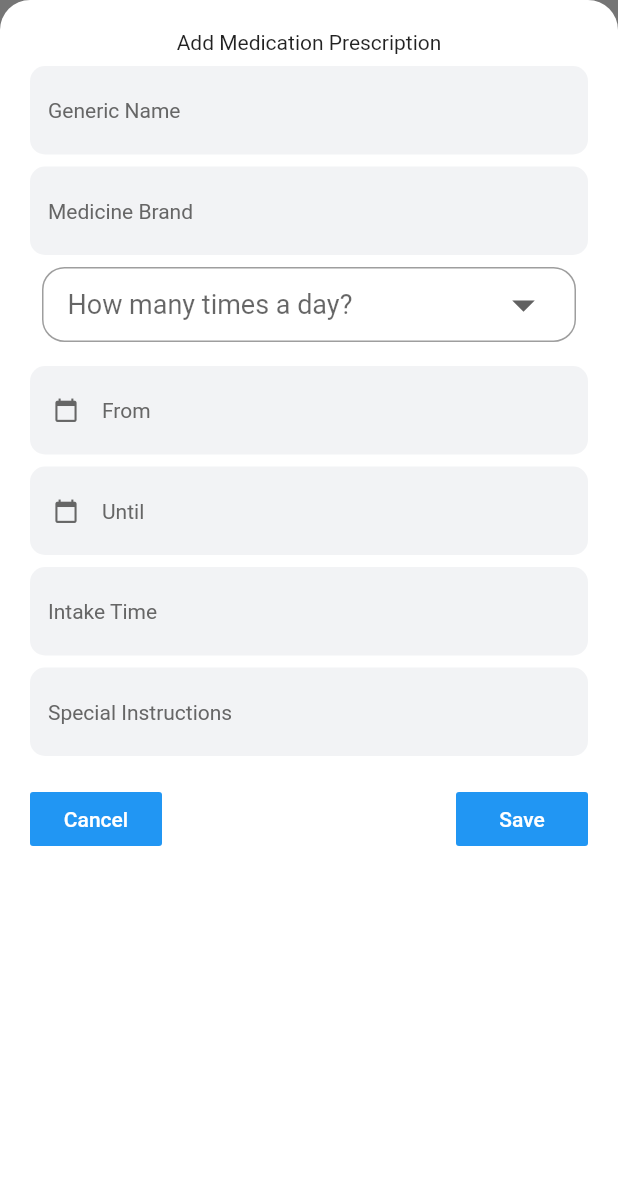
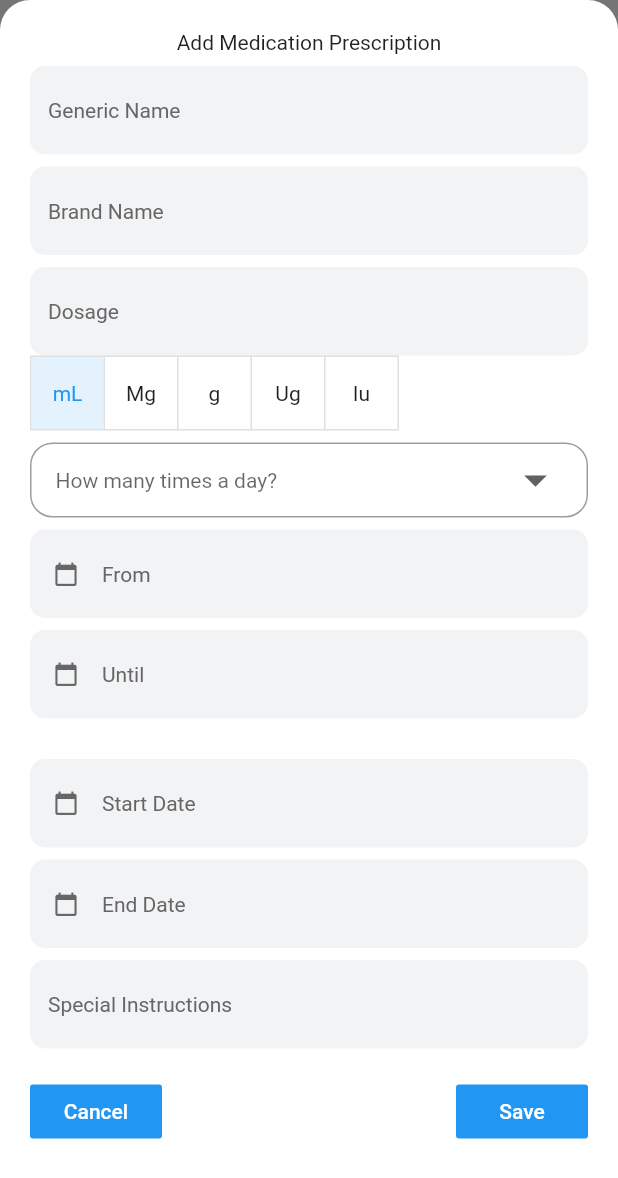
Before and after one commit to Enrickzz/Capstone-Project, a Flutter app: what add_medication_prescription() shows on an empty page, opened directly, on a phone screen of 412 x 824 dp. Shown: the top 1178 px of the screen. Run offline on Flutter 3.47's test engine with Material 2 defaults, Android fonts, the phone set to English and light mode, and no system bars; our stand-ins replace cloud_firestore, file_picker, firebase_auth, firebase_core, firebase_database, firebase_storage and 6 more; missing offline and left inert: flutter_facebook_auth, flutter_login_facebook, gender_picker; accounts and stored records are empty; Roboto replaces fonts that are missing (Roboto-Light.ttf).

Commit message:
add medication prescription

```diff
--- a/lib/data_inputs/add_medication_prescription.dart
+++ b/lib/data_inputs/add_medication_prescription.dart
@@ -44,10 +44,11 @@ class _addMedicationPrescriptionState extends State<add_medication_prescription>
     '1', '2', '3','4'
   ];
   double _currentSliderValue = 1;
+  List <bool> isSelected = [true, false, false, false, false];
 
   DateTimeRange dateRange;
 
-  String getForm(){
+  String getFrom(){
     if(dateRange == null){
       return 'From';
     }
@@ -151,16 +152,95 @@ class _addMedicationPrescriptionState extends State<add_medication_prescription>
                           color: Color(0xFF666666),
                           fontFamily: defaultFontFamily,
                           fontSize: defaultFontSize),
-                      hintText: "Medicine Brand",
+                      hintText: "Brand Name",
                     ),
-                    validator: (val) => val.isEmpty ? 'Enter Branded Name' : null,
+                    validator: (val) => val.isEmpty ? 'Enter Brand Name' : null,
                     onChanged: (val){
                       setState(() => branded_name = val);
                     },
                   ),
+                  SizedBox(height: 8.0),
+                  TextFormField(
+                    // controller: unitValue,
+                    showCursor: true,
+                    decoration: InputDecoration(
+                      border: OutlineInputBorder(
+                        borderRadius: BorderRadius.all(Radius.circular(10.0)),
+                        borderSide: BorderSide(
+                          width:0,
+                          style: BorderStyle.none,
+                        ),
+                      ),
+                      filled: true,
+                      fillColor: Color(0xFFF2F3F5),
+                      hintStyle: TextStyle(
+                          color: Color(0xFF666666),
+                          fontFamily: defaultFontFamily,
+                          fontSize: defaultFontSize),
+                      hintText: "Dosage",
+                    ),
+                    validator: (val) => val.isEmpty ? 'Enter Dosage' : null,
+                    onChanged: (val){
+                    },
+                  ),
+                  ToggleButtons(
+                    isSelected: isSelected,
+                    highlightColor: Colors.blue,
+                    children: <Widget> [
+                      Padding (
+                          padding: const EdgeInsets.symmetric(horizontal: 12),
+                          child: Text('mL')
+                      ),
+                      Padding (
+                          padding: const EdgeInsets.symmetric(horizontal: 12),
+                          child: Text('Mg')
+                      ),
+                      Padding (
+                          padding: const EdgeInsets.symmetric(horizontal: 12),
+                          child: Text('g')
+                      ),
+                      Padding (
+                          padding: const EdgeInsets.symmetric(horizontal: 12),
+                          child: Text('Ug')
+                      ),
+                      Padding (
+                          padding: const EdgeInsets.symmetric(horizontal: 12),
+                          child: Text('Iu')
+                      ),
+                    ],
+                    onPressed:(int newIndex){
+                      setState(() {
+                        for (int index = 0; index < isSelected.length; index++){
+                          if (index == newIndex) {
+                            isSelected[index] = true;
+                            print("mL");
+                          } else {
+                            isSelected[index] = false;
+                            print("Mg");
+                          }
+                        }
 
+                        if(newIndex == 0){
+                          print("mL");
+                        }
+                        if(newIndex == 1){
+                          print("Mg");
+                        }
+                        if(newIndex == 2){
+                          print("g");
+                        }
+                        if(newIndex == 3){
+                          print("Ug");
+                        }
+                        if(newIndex == 4){
+                          print("Iu");
+                        }
+                      });
+                    },
+                  ),
+                  SizedBox(height: 8.0),
                   Padding(
-                    padding: const EdgeInsets.all(8.0),
+                    padding: const EdgeInsets.all(0.0),
                     child: Container(
                       padding: EdgeInsets.only(left: 16, right: 16),
                       decoration: BoxDecoration(
@@ -173,7 +253,7 @@ class _addMedicationPrescriptionState extends State<add_medication_prescription>
                         icon: Icon(Icons.arrow_drop_down),
                         style: TextStyle(
                             color: Colors.black,
-                            fontSize: 18
+                            fontSize: 14
                         ),
                         iconSize: 36,
                         isExpanded: true,
@@ -183,7 +263,6 @@ class _addMedicationPrescriptionState extends State<add_medication_prescription>
                           setState(() {
                             valueChooseInterval = newValue;
                           });
-
                         },
 
                         items: listItemSymptoms.map((valueItem){
@@ -219,7 +298,7 @@ class _addMedicationPrescriptionState extends State<add_medication_prescription>
                               color: Color(0xFF666666),
                               fontFamily: defaultFontFamily,
                               fontSize: defaultFontSize),
-                          hintText: getForm(),
+                          hintText: getFrom(),
                           prefixIcon: Icon(
                             Icons.calendar_today,
                             color: Color(0xFF666666),
@@ -274,119 +353,30 @@ class _addMedicationPrescriptionState extends State<add_medication_prescription>
                       ),
                     ),
                   ),
-                  // SizedBox(height: 8.0),
-                  // GestureDetector(
-                  //   onTap: ()async{
-                  //     await showDatePicker(
-                  //         context: context,
-                  //         initialDate: new DateTime.now(),
-                  //         firstDate: new DateTime(1900),
-                  //         lastDate: new DateTime(2100)
-                  //     ).then((value){
-                  //       if(value != null && value != prescriptionDate){
-                  //         setState(() {
-                  //           prescriptionDate = value;
-                  //           isDateSelected = true;
-                  //           startdate = "${prescriptionDate.month}/${prescriptionDate.day}/${prescriptionDate.year}";
-                  //         });
-                  //         startDate.text = startdate + "\r";
-                  //       }
-                  //     });
-                  //   },
-                  //   child: AbsorbPointer(
-                  //     child: TextFormField(
-                  //       controller: startDate,
-                  //       showCursor: false,
-                  //       decoration: InputDecoration(
-                  //         border: OutlineInputBorder(
-                  //           borderRadius: BorderRadius.all(Radius.circular(10.0)),
-                  //           borderSide: BorderSide(
-                  //             width:0,
-                  //             style: BorderStyle.none,
-                  //           ),
-                  //         ),
-                  //         filled: true,
-                  //         fillColor: Color(0xFFF2F3F5),
-                  //         hintStyle: TextStyle(
-                  //             color: Color(0xFF666666),
-                  //             fontFamily: defaultFontFamily,
-                  //             fontSize: defaultFontSize),
-                  //         hintText: "Start Date",
-                  //         prefixIcon: Icon(
-                  //           Icons.calendar_today,
-                  //           color: Color(0xFF666666),
-                  //           size: defaultIconSize,
-                  //         ),
-                  //       ),
-                  //       validator: (val) => val.isEmpty ? 'Select Start Date' : null,
-                  //       onChanged: (val){
-                  //
-                  //         print(startDate);
-                  //         setState((){
-                  //         });
-                  //       },
-                  //     ),
-                  //   ),
-                  // ),
 
-
-                  // SizedBox(height: 8.0),
-                  // GestureDetector(
-                  //   onTap: ()async{
-                  //     await showDatePicker(
-                  //         context: context,
-                  //         initialDate: new DateTime.now(),
-                  //         firstDate: new DateTime(1900),
-                  //         lastDate: new DateTime(2100)
-                  //     ).then((value){
-                  //       if(value != null && value != prescriptionDate){
-                  //         setState(() {
-                  //           prescriptionDate = value;
-                  //           isDateSelected = true;
-                  //           enddate = "${prescriptionDate.month}/${prescriptionDate.day}/${prescriptionDate.year}";
-                  //         });
-                  //         endDate.text = enddate + "\r";
-                  //       }
-                  //     });
-                  //   },
-                  //   child: AbsorbPointer(
-                  //     child: TextFormField(
-                  //       controller: endDate,
-                  //       showCursor: false,
-                  //       decoration: InputDecoration(
-                  //         border: OutlineInputBorder(
-                  //           borderRadius: BorderRadius.all(Radius.circular(10.0)),
-                  //           borderSide: BorderSide(
-                  //             width:0,
-                  //             style: BorderStyle.none,
-                  //           ),
-                  //         ),
-                  //         filled: true,
-                  //         fillColor: Color(0xFFF2F3F5),
-                  //         hintStyle: TextStyle(
-                  //             color: Color(0xFF666666),
-                  //             fontFamily: defaultFontFamily,
-                  //             fontSize: defaultFontSize),
-                  //         hintText: "End Date",
-                  //         prefixIcon: Icon(
-                  //           Icons.calendar_today,
-                  //           color: Color(0xFF666666),
-                  //           size: defaultIconSize,
-                  //         ),
-                  //       ),
-                  //       validator: (val) => val.isEmpty ? 'Select End Date' : null,
-                  //       onChanged: (val){
-                  //
-                  //         print(endDate);
-                  //         setState((){
-                  //         });
-                  //       },
-                  //     ),
-                  //   ),
-                  // ),
-                  SizedBox(height: 8.0),
-                  TextFormField(
-                    showCursor: true,
+                  SizedBox(height: 27.0),
+                  GestureDetector(
+                    onTap: ()async{
+                      await showDatePicker(
+                          context: context,
+                          initialDate: new DateTime.now(),
+                          firstDate: new DateTime(1900),
+                          lastDate: new DateTime(2100)
+                      ).then((value){
+                        if(value != null && value != prescriptionDate){
+                          setState(() {
+                            prescriptionDate = value;
+                            isDateSelected = true;
+                            startdate = "${prescriptionDate.month}/${prescriptionDate.day}/${prescriptionDate.year}";
+                          });
+                          startDate.text = startdate + "\r";
+                        }
+                      });
+                    },
+                    child: AbsorbPointer(
+                      child: TextFormField(
+                        controller: startDate,
+                        showCursor: false,
                         decoration: InputDecoration(
                           border: OutlineInputBorder(
                             borderRadius: BorderRadius.all(Radius.circular(10.0)),
@@ -401,14 +391,102 @@ class _addMedicationPrescriptionState extends State<add_medication_prescription>
                               color: Color(0xFF666666),
                               fontFamily: defaultFontFamily,
                               fontSize: defaultFontSize),
-                      hintText: "Intake Time",
+                          hintText: "Start Date",
+                          prefixIcon: Icon(
+                            Icons.calendar_today,
+                            color: Color(0xFF666666),
+                            size: defaultIconSize,
                           ),
-                    validator: (val) => val.isEmpty ? 'Enter Intake Time' : null,
+                        ),
+                        validator: (val) => val.isEmpty ? 'Select Start Date' : null,
                         onChanged: (val){
-                      setState(() => intake_time = val);
+
+                          print(startDate);
+                          setState((){
+                          });
                         },
                       ),
+                    ),
+                  ),
                   SizedBox(height: 8.0),
+                  GestureDetector(
+                    onTap: ()async{
+                      await showDatePicker(
+                          context: context,
+                          initialDate: new DateTime.now(),
+                          firstDate: new DateTime(1900),
+                          lastDate: new DateTime(2100)
+                      ).then((value){
+                        if(value != null && value != prescriptionDate){
+                          setState(() {
+                            prescriptionDate = value;
+                            isDateSelected = true;
+                            enddate = "${prescriptionDate.month}/${prescriptionDate.day}/${prescriptionDate.year}";
+                          });
+                          endDate.text = enddate + "\r";
+                        }
+                      });
+                    },
+                    child: AbsorbPointer(
+                      child: TextFormField(
+                        controller: endDate,
+                        showCursor: false,
+                        decoration: InputDecoration(
+                          border: OutlineInputBorder(
+                            borderRadius: BorderRadius.all(Radius.circular(10.0)),
+                            borderSide: BorderSide(
+                              width:0,
+                              style: BorderStyle.none,
+                            ),
+                          ),
+                          filled: true,
+                          fillColor: Color(0xFFF2F3F5),
+                          hintStyle: TextStyle(
+                              color: Color(0xFF666666),
+                              fontFamily: defaultFontFamily,
+                              fontSize: defaultFontSize),
+                          hintText: "End Date",
+                          prefixIcon: Icon(
+                            Icons.calendar_today,
+                            color: Color(0xFF666666),
+                            size: defaultIconSize,
+                          ),
+                        ),
+                        validator: (val) => val.isEmpty ? 'Select End Date' : null,
+                        onChanged: (val){
+
+                          print(endDate);
+                          setState((){
+                          });
+                        },
+                      ),
+                    ),
+                  ),
+                  SizedBox(height: 8.0),
+                  // TextFormField(
+                  //   showCursor: true,
+                  //   decoration: InputDecoration(
+                  //     border: OutlineInputBorder(
+                  //       borderRadius: BorderRadius.all(Radius.circular(10.0)),
+                  //       borderSide: BorderSide(
+                  //         width:0,
+                  //         style: BorderStyle.none,
+                  //       ),
+                  //     ),
+                  //     filled: true,
+                  //     fillColor: Color(0xFFF2F3F5),
+                  //     hintStyle: TextStyle(
+                  //         color: Color(0xFF666666),
+                  //         fontFamily: defaultFontFamily,
+                  //         fontSize: defaultFontSize),
+                  //     hintText: "Intake Time",
+                  //   ),
+                  //   validator: (val) => val.isEmpty ? 'Enter Intake Time' : null,
+                  //   onChanged: (val){
+                  //     setState(() => intake_time = val);
+                  //   },
+                  // ),
+                  // SizedBox(height: 8.0),
                   TextFormField(
                     showCursor: true,
                     decoration: InputDecoration(
```
Lines whose indentation alone changed are shown as unchanged.
